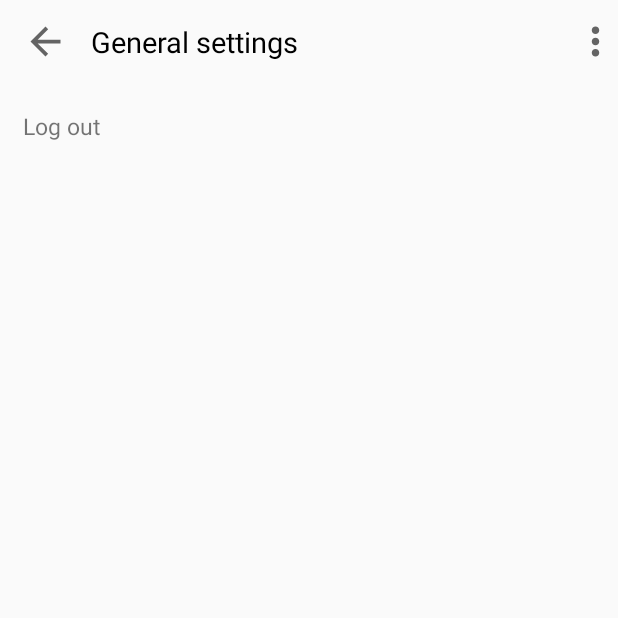
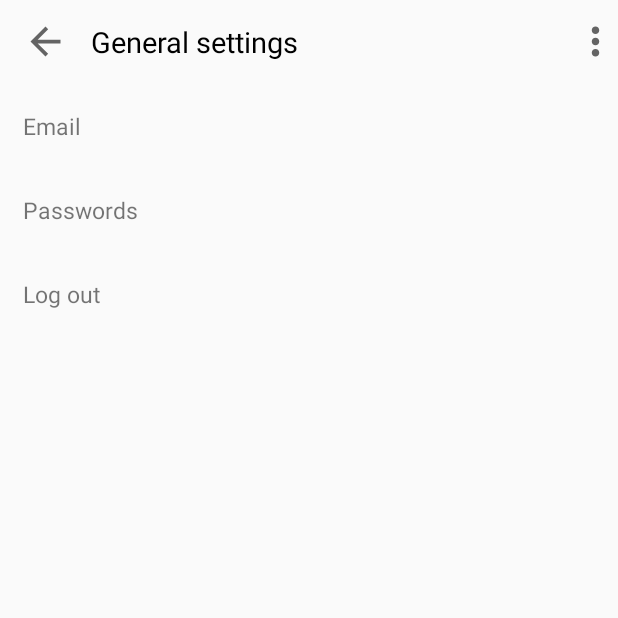
Before and after one commit to JeffKi11er/email_client_app, an Android app: the SettingActivity screen opened directly, with no data from a screen before it, on a phone screen of 412 x 824 dp, the top half of it. Run offline under Robolectric (Android 15) with nearby library versions, the phone set to English and light mode, and no system bars.

Commit message:
Finish Logging in & Sending email (30% project done !)

```diff
--- a/app/src/main/java/com/example/email_client_app/MainActivity.java
+++ b/app/src/main/java/com/example/email_client_app/MainActivity.java
@@ -7,7 +7,9 @@ import androidx.drawerlayout.widget.DrawerLayout;
 
 import android.app.AlertDialog;
 import android.app.Dialog;
+import android.content.Context;
 import android.content.Intent;
+import android.content.SharedPreferences;
 import android.graphics.Color;
 import android.graphics.drawable.ColorDrawable;
 import android.os.Bundle;
@@ -58,6 +60,8 @@ public class MainActivity extends AppCompatActivity implements View.OnClickListe
         View viewHeader = nav.getHeaderView(0);
         imgHeader = viewHeader.findViewById(R.id.profile_image);
         tvHeaderEmail = viewHeader.findViewById(R.id.tv_mail_header);
+        SharedPreferences sharedPreferencesEmail = this.getSharedPreferences("user_email", Context.MODE_PRIVATE);
+        tvHeaderEmail.setText(sharedPreferencesEmail.getString("user_email",""));
         tvCompose.setOnClickListener(this);
         imageViewBar.setOnClickListener(new View.OnClickListener() {
             @Override
--- a/app/src/main/java/com/example/email_client_app/activity/SettingActivity.java
+++ b/app/src/main/java/com/example/email_client_app/activity/SettingActivity.java
@@ -2,7 +2,9 @@ package com.example.email_client_app.activity;
 
 import androidx.appcompat.app.AppCompatActivity;
 
+import android.content.Context;
 import android.content.Intent;
+import android.content.SharedPreferences;
 import android.os.Bundle;
 import android.util.Log;
 import android.view.View;
@@ -12,10 +14,15 @@ import android.widget.TextView;
 import com.example.email_client_app.MainActivity;
 import com.example.email_client_app.R;
 import com.example.email_client_app.custom.DialogAuthentication;
+import com.example.email_client_app.helper.LoginDialogListener;
 
-public class SettingActivity extends AppCompatActivity implements View.OnClickListener {
+public class SettingActivity extends AppCompatActivity implements View.OnClickListener, LoginDialogListener {
     private TextView tvLogOut;
     private ImageView imgReturn;
+    private TextView tvEmailUser;
+    private TextView tvPasswordsUser;
+    private SharedPreferences preferencesEmail;
+    private SharedPreferences preferencesPasswords;
     @Override
     protected void onCreate(Bundle savedInstanceState) {
         super.onCreate(savedInstanceState);
@@ -27,6 +34,12 @@ public class SettingActivity extends AppCompatActivity implements View.OnClickLi
     private void init() {
         tvLogOut = findViewById(R.id.tv_log_out);
         imgReturn = findViewById(R.id.img_return);
+        tvEmailUser = findViewById(R.id.tv_email_login);
+        tvPasswordsUser = findViewById(R.id.tv_passwords_login);
+        preferencesEmail = this.getSharedPreferences("user_email", Context.MODE_PRIVATE);
+        tvEmailUser.setText(preferencesEmail.getString("user_email",""));
+        preferencesPasswords = this.getSharedPreferences("user_passwords",Context.MODE_PRIVATE);
+        tvPasswordsUser.setText(preferencesPasswords.getString("user_passwords",""));
         tvLogOut.setOnClickListener(this);
         imgReturn.setOnClickListener(this);
     }
@@ -39,10 +52,24 @@ public class SettingActivity extends AppCompatActivity implements View.OnClickLi
                 dialogAuthentication.show(getSupportFragmentManager(),"logout fragment dialog");
                 break;
             case R.id.img_return:
+                SharedPreferences.Editor editorM = preferencesEmail.edit();
+                editorM.remove("user_email");
+                editorM.putString("user_email",tvEmailUser.getText().toString());
+                editorM.commit();
+                SharedPreferences.Editor editorP = preferencesPasswords.edit();
+                editorP.remove("user_passwords");
+                editorP.putString("user_passwords",tvPasswordsUser.getText().toString());
+                editorP.commit();
                 Intent intent = new Intent(SettingActivity.this, MainActivity.class);
                 startActivity(intent);
                 finish();
                 break;
         }
     }
+
+    @Override
+    public void applyText(String email, String passwords) {
+        tvEmailUser.setText(email);
+        tvPasswordsUser.setText(passwords);
+    }
 }
--- /dev/null
+++ b/app/src/main/java/com/example/email_client_app/helper/LoginDialogListener.java
@@ -0,0 +1,5 @@
+package com.example.email_client_app.helper;
+
+public interface LoginDialogListener {
+    void applyText(String email, String passwords);
+}
--- a/app/src/main/res/layout/activity_setting.xml
+++ b/app/src/main/res/layout/activity_setting.xml
@@ -63,6 +63,45 @@
             android:layout_width="wrap_content"
             android:layout_height="wrap_content"
             android:textSize="15sp"
+            android:text="@string/email_form"
+            android:layout_marginLeft="15dp"
+            />
+        <TextView
+            android:layout_width="wrap_content"
+            android:layout_height="wrap_content"
+            android:textSize="15sp"
+            android:id="@+id/tv_email_login"
+            android:text="@string/email"
+            android:layout_marginLeft="15dp"
+            />
+    </LinearLayout>
+    <LinearLayout
+        android:layout_width="match_parent"
+        android:layout_height="?attr/actionBarSize"
+        android:gravity="center_vertical">
+        <TextView
+            android:layout_width="wrap_content"
+            android:layout_height="wrap_content"
+            android:textSize="15sp"
+            android:text="@string/passwords"
+            android:layout_marginLeft="15dp" />
+        <TextView
+            android:layout_width="wrap_content"
+            android:layout_height="wrap_content"
+            android:textSize="15sp"
+            android:text="@string/email"
+            android:id="@+id/tv_passwords_login"
+            android:inputType="textPassword"
+            android:layout_marginLeft="15dp" />
+    </LinearLayout>
+    <LinearLayout
+        android:layout_width="match_parent"
+        android:layout_height="?attr/actionBarSize"
+        android:gravity="center_vertical">
+        <TextView
+            android:layout_width="wrap_content"
+            android:layout_height="wrap_content"
+            android:textSize="15sp"
             android:text="@string/sign_out"
             android:layout_marginLeft="15dp"
             android:id="@+id/tv_log_out"/>
```
Also changed, not shown: app/src/main/java/com/example/email_client_app/activity/ComposeActivity.java (+27 -4 lines), app/src/main/java/com/example/email_client_app/custom/DialogAuthentication.java (+18 -0 lines).
